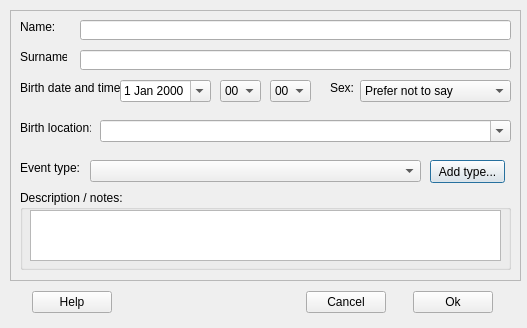
Before: the Qt Designer form adddialog.ui in artwaw/nibiru, drawn with Qt 5.
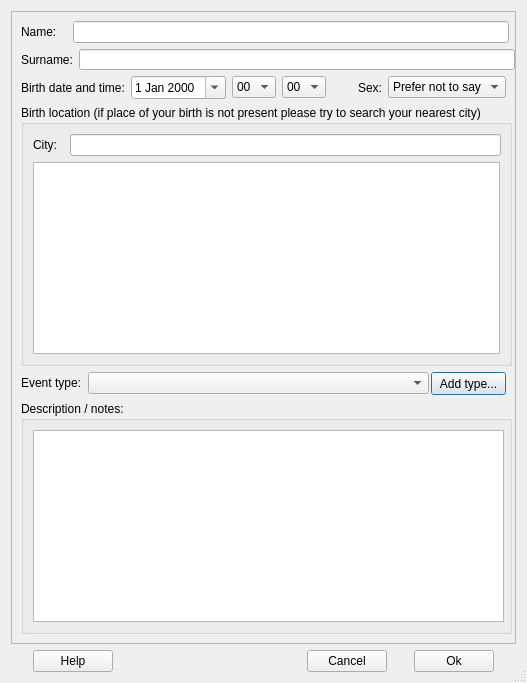
After: the same form once the commit is applied.

Diff of the .ui file:
```diff
--- a/adddialog.ui
+++ b/adddialog.ui
@@ -10,260 +10,103 @@
     <x>0</x>
     <y>0</y>
     <width>527</width>
-    <height>328</height>
+    <height>683</height>
    </rect>
   </property>
   <property name="minimumSize">
    <size>
     <width>527</width>
-    <height>328</height>
-   </size>
-  </property>
-  <property name="maximumSize">
-   <size>
-    <width>527</width>
-    <height>328</height>
+    <height>683</height>
    </size>
   </property>
   <property name="windowTitle">
    <string>Add event data</string>
   </property>
+  <property name="sizeGripEnabled">
+   <bool>true</bool>
+  </property>
   <property name="modal">
    <bool>true</bool>
   </property>
+  <layout class="QGridLayout" name="gridLayout_3">
+   <item row="0" column="0">
   <widget class="QFrame" name="frame">
-   <property name="geometry">
-    <rect>
-     <x>10</x>
-     <y>10</y>
-     <width>511</width>
-     <height>271</height>
-    </rect>
-   </property>
    <property name="frameShape">
     <enum>QFrame::StyledPanel</enum>
    </property>
    <property name="frameShadow">
     <enum>QFrame::Raised</enum>
    </property>
+     <layout class="QGridLayout" name="gridLayout_2">
+      <item row="0" column="0">
+       <layout class="QHBoxLayout" name="horizontalLayout_6">
+        <item>
    <widget class="QLabel" name="label">
-    <property name="geometry">
-     <rect>
-      <x>10</x>
-      <y>10</y>
-      <width>47</width>
-      <height>13</height>
-     </rect>
+          <property name="minimumSize">
+           <size>
+            <width>46</width>
+            <height>0</height>
+           </size>
     </property>
     <property name="text">
      <string>Name:</string>
     </property>
    </widget>
+        </item>
+        <item>
+         <widget class="QLineEdit" name="nameEdit">
+          <property name="minimumSize">
+           <size>
+            <width>436</width>
+            <height>20</height>
+           </size>
+          </property>
+         </widget>
+        </item>
+       </layout>
+      </item>
+      <item row="1" column="0">
+       <layout class="QHBoxLayout" name="horizontalLayout_5">
+        <item>
    <widget class="QLabel" name="label_2">
-    <property name="geometry">
-     <rect>
-      <x>10</x>
-      <y>40</y>
-      <width>47</width>
-      <height>13</height>
-     </rect>
-    </property>
     <property name="text">
      <string>Surname:</string>
     </property>
    </widget>
-   <widget class="QLineEdit" name="nameEdit">
-    <property name="geometry">
-     <rect>
-      <x>70</x>
-      <y>10</y>
-      <width>431</width>
-      <height>20</height>
-     </rect>
-    </property>
-   </widget>
+        </item>
+        <item>
    <widget class="QLineEdit" name="surnameEdit">
-    <property name="geometry">
-     <rect>
-      <x>70</x>
-      <y>40</y>
-      <width>431</width>
+          <property name="minimumSize">
+           <size>
+            <width>436</width>
       <height>20</height>
-     </rect>
-    </property>
-   </widget>
+           </size>
+          </property>
+         </widget>
+        </item>
+       </layout>
+      </item>
+      <item row="2" column="0">
+       <layout class="QHBoxLayout" name="horizontalLayout_4">
+        <property name="sizeConstraint">
+         <enum>QLayout::SetMinimumSize</enum>
+        </property>
+        <item>
    <widget class="QLabel" name="label_3">
-    <property name="geometry">
-     <rect>
-      <x>10</x>
-      <y>70</y>
-      <width>101</width>
-      <height>16</height>
-     </rect>
-    </property>
     <property name="text">
      <string>Birth date and time:</string>
     </property>
    </widget>
-   <widget class="QLabel" name="label_4">
-    <property name="geometry">
-     <rect>
-      <x>10</x>
-      <y>110</y>
-      <width>71</width>
-      <height>16</height>
-     </rect>
-    </property>
-    <property name="text">
-     <string>Birth location:</string>
-    </property>
-   </widget>
-   <widget class="QComboBox" name="locationBox">
-    <property name="geometry">
-     <rect>
-      <x>90</x>
-      <y>110</y>
-      <width>411</width>
-      <height>22</height>
-     </rect>
-    </property>
-    <property name="editable">
-     <bool>true</bool>
-    </property>
-    <property name="insertPolicy">
-     <enum>QComboBox::NoInsert</enum>
-    </property>
-    <property name="duplicatesEnabled">
-     <bool>true</bool>
-    </property>
-    <property name="modelColumn">
-     <number>3</number>
-    </property>
-   </widget>
-   <widget class="QLabel" name="label_5">
-    <property name="geometry">
-     <rect>
-      <x>10</x>
-      <y>150</y>
-      <width>61</width>
-      <height>16</height>
-     </rect>
-    </property>
-    <property name="text">
-     <string>Event type:</string>
-    </property>
-   </widget>
-   <widget class="QComboBox" name="eventBox">
-    <property name="geometry">
-     <rect>
-      <x>80</x>
-      <y>150</y>
-      <width>331</width>
-      <height>22</height>
-     </rect>
-    </property>
-   </widget>
-   <widget class="QPushButton" name="addTypeBtn">
-    <property name="geometry">
-     <rect>
-      <x>420</x>
-      <y>150</y>
-      <width>75</width>
-      <height>23</height>
-     </rect>
-    </property>
-    <property name="text">
-     <string>Add type...</string>
-    </property>
-   </widget>
-   <widget class="QGroupBox" name="groupBox">
-    <property name="geometry">
-     <rect>
-      <x>10</x>
-      <y>180</y>
-      <width>491</width>
-      <height>80</height>
-     </rect>
-    </property>
-    <property name="title">
-     <string>Description / notes:</string>
-    </property>
-    <widget class="QTextEdit" name="notesEdit">
-     <property name="geometry">
-      <rect>
-       <x>10</x>
-       <y>20</y>
-       <width>471</width>
-       <height>51</height>
-      </rect>
-     </property>
-    </widget>
-   </widget>
-   <widget class="QLabel" name="label_6">
-    <property name="geometry">
-     <rect>
-      <x>320</x>
-      <y>70</y>
-      <width>31</width>
-      <height>16</height>
-     </rect>
-    </property>
-    <property name="text">
-     <string>Sex:</string>
-    </property>
-   </widget>
-   <widget class="QComboBox" name="sexBox">
-    <property name="geometry">
-     <rect>
-      <x>350</x>
-      <y>70</y>
-      <width>151</width>
-      <height>22</height>
-     </rect>
-    </property>
-    <item>
-     <property name="text">
-      <string>Prefer not to say</string>
-     </property>
     </item>
     <item>
-     <property name="text">
-      <string>Other</string>
-     </property>
-    </item>
-    <item>
-     <property name="text">
-      <string>Female</string>
-     </property>
-    </item>
-    <item>
-     <property name="text">
-      <string>Male</string>
-     </property>
-    </item>
-   </widget>
    <widget class="QDateEdit" name="birthdate">
-    <property name="geometry">
-     <rect>
-      <x>110</x>
-      <y>70</y>
-      <width>91</width>
-      <height>22</height>
-     </rect>
-    </property>
     <property name="calendarPopup">
      <bool>true</bool>
     </property>
    </widget>
+        </item>
+        <item>
    <widget class="QComboBox" name="hrBox">
-    <property name="geometry">
-     <rect>
-      <x>210</x>
-      <y>70</y>
-      <width>41</width>
-      <height>22</height>
-     </rect>
-    </property>
     <property name="maxCount">
      <number>24</number>
     </property>
@@ -388,15 +231,9 @@
      </property>
     </item>
    </widget>
+        </item>
+        <item>
    <widget class="QComboBox" name="minBox">
-    <property name="geometry">
-     <rect>
-      <x>260</x>
-      <y>70</y>
-      <width>41</width>
-      <height>22</height>
-     </rect>
-    </property>
     <item>
      <property name="text">
       <string>00</string>
@@ -698,16 +535,185 @@
      </property>
     </item>
    </widget>
-  </widget>
-  <widget class="QWidget" name="">
-   <property name="geometry">
-    <rect>
-     <x>10</x>
-     <y>290</y>
-     <width>505</width>
-     <height>25</height>
-    </rect>
-   </property>
+        </item>
+        <item>
+         <spacer name="horizontalSpacer_5">
+          <property name="orientation">
+           <enum>Qt::Horizontal</enum>
+          </property>
+          <property name="sizeHint" stdset="0">
+           <size>
+            <width>48</width>
+            <height>20</height>
+           </size>
+          </property>
+         </spacer>
+        </item>
+        <item>
+         <widget class="QLabel" name="label_6">
+          <property name="text">
+           <string>Sex:</string>
+          </property>
+         </widget>
+        </item>
+        <item>
+         <widget class="QComboBox" name="sexBox">
+          <item>
+           <property name="text">
+            <string>Prefer not to say</string>
+           </property>
+          </item>
+          <item>
+           <property name="text">
+            <string>Other</string>
+           </property>
+          </item>
+          <item>
+           <property name="text">
+            <string>Female</string>
+           </property>
+          </item>
+          <item>
+           <property name="text">
+            <string>Male</string>
+           </property>
+          </item>
+         </widget>
+        </item>
+       </layout>
+      </item>
+      <item row="3" column="0">
+       <widget class="QGroupBox" name="groupBox_2">
+        <property name="minimumSize">
+         <size>
+          <width>491</width>
+          <height>91</height>
+         </size>
+        </property>
+        <property name="title">
+         <string>Birth location (if place of your birth is not present please try to search your nearest city)</string>
+        </property>
+        <layout class="QVBoxLayout" name="verticalLayout">
+         <item>
+          <layout class="QHBoxLayout" name="horizontalLayout_3">
+           <item>
+            <widget class="QLabel" name="label_4">
+             <property name="minimumSize">
+              <size>
+               <width>31</width>
+               <height>16</height>
+              </size>
+             </property>
+             <property name="maximumSize">
+              <size>
+               <width>31</width>
+               <height>16</height>
+              </size>
+             </property>
+             <property name="text">
+              <string>City:</string>
+             </property>
+            </widget>
+           </item>
+           <item>
+            <widget class="QLineEdit" name="citySearch">
+             <property name="minimumSize">
+              <size>
+               <width>431</width>
+               <height>20</height>
+              </size>
+             </property>
+            </widget>
+           </item>
+          </layout>
+         </item>
+         <item>
+          <widget class="QTableView" name="cityList"/>
+         </item>
+        </layout>
+       </widget>
+      </item>
+      <item row="4" column="0">
+       <layout class="QHBoxLayout" name="horizontalLayout_2">
+        <item>
+         <widget class="QLabel" name="label_5">
+          <property name="minimumSize">
+           <size>
+            <width>61</width>
+            <height>16</height>
+           </size>
+          </property>
+          <property name="maximumSize">
+           <size>
+            <width>61</width>
+            <height>16</height>
+           </size>
+          </property>
+          <property name="text">
+           <string>Event type:</string>
+          </property>
+         </widget>
+        </item>
+        <item>
+         <widget class="QComboBox" name="eventBox">
+          <property name="minimumSize">
+           <size>
+            <width>341</width>
+            <height>22</height>
+           </size>
+          </property>
+         </widget>
+        </item>
+        <item>
+         <widget class="QPushButton" name="addTypeBtn">
+          <property name="minimumSize">
+           <size>
+            <width>75</width>
+            <height>23</height>
+           </size>
+          </property>
+          <property name="maximumSize">
+           <size>
+            <width>75</width>
+            <height>23</height>
+           </size>
+          </property>
+          <property name="text">
+           <string>Add type...</string>
+          </property>
+         </widget>
+        </item>
+       </layout>
+      </item>
+      <item row="5" column="0">
+       <widget class="QGroupBox" name="groupBox">
+        <property name="minimumSize">
+         <size>
+          <width>491</width>
+          <height>121</height>
+         </size>
+        </property>
+        <property name="title">
+         <string>Description / notes:</string>
+        </property>
+        <layout class="QGridLayout" name="gridLayout">
+         <item row="0" column="0">
+          <widget class="QTextEdit" name="notesEdit">
+           <property name="minimumSize">
+            <size>
+             <width>471</width>
+             <height>91</height>
+            </size>
+           </property>
+          </widget>
+         </item>
+        </layout>
+       </widget>
+      </item>
+     </layout>
+    </widget>
+   </item>
+   <item row="1" column="0">
    <layout class="QHBoxLayout" name="horizontalLayout">
     <item>
      <spacer name="horizontalSpacer_4">
@@ -783,7 +789,8 @@
      </spacer>
     </item>
    </layout>
-  </widget>
+   </item>
+  </layout>
  </widget>
  <resources/>
  <connections/>
```
Lines whose indentation alone changed are shown as unchanged.
